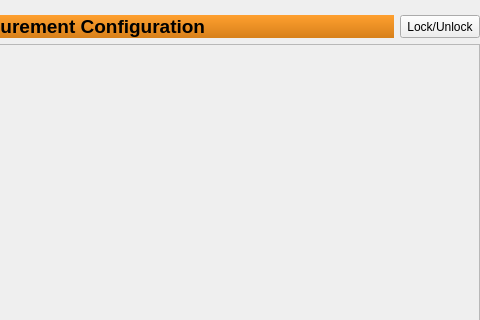
The window that COMET/QT_Designer_UI/SettingsTab.ui (Chilldose/COMET) describes before a commit, drawn with Qt 5; both pictures show x 236 to 716 and y 0 to 320 of the 716 by 491 pixel window.
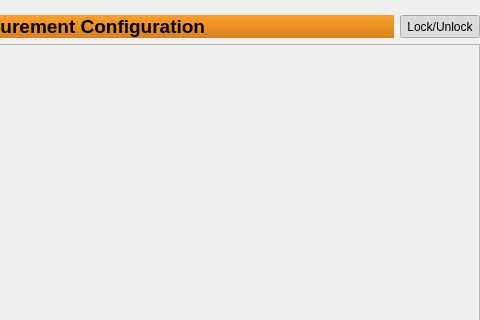
The same window after the commit.

Commit message: Measurement settings WIP

```diff
--- a/COMET/QT_Designer_UI/SettingsTab.ui
+++ b/COMET/QT_Designer_UI/SettingsTab.ui
@@ -84,6 +84,12 @@
      <property name="text">
       <string>Lock/Unlock</string>
      </property>
+     <property name="checkable">
+      <bool>true</bool>
+     </property>
+     <property name="checked">
+      <bool>true</bool>
+     </property>
     </widget>
    </item>
    <item row="2" column="0" colspan="2">
```
The commit also changes 9 other files.
